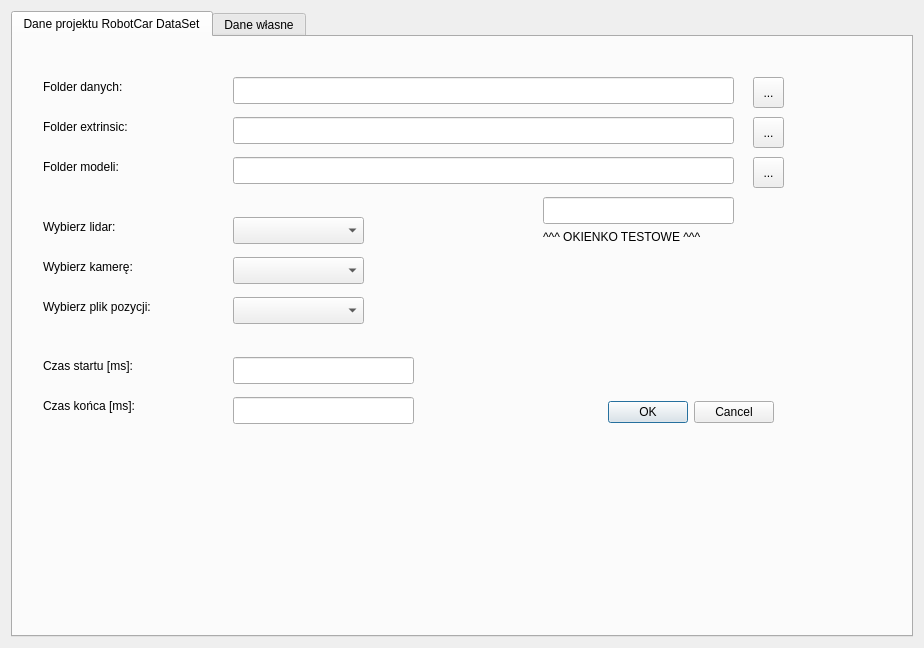
Qt form SelectDataWindowDesign.ui (ukito-pl/RobotCarDataSet-GUI-Python) before a commit.
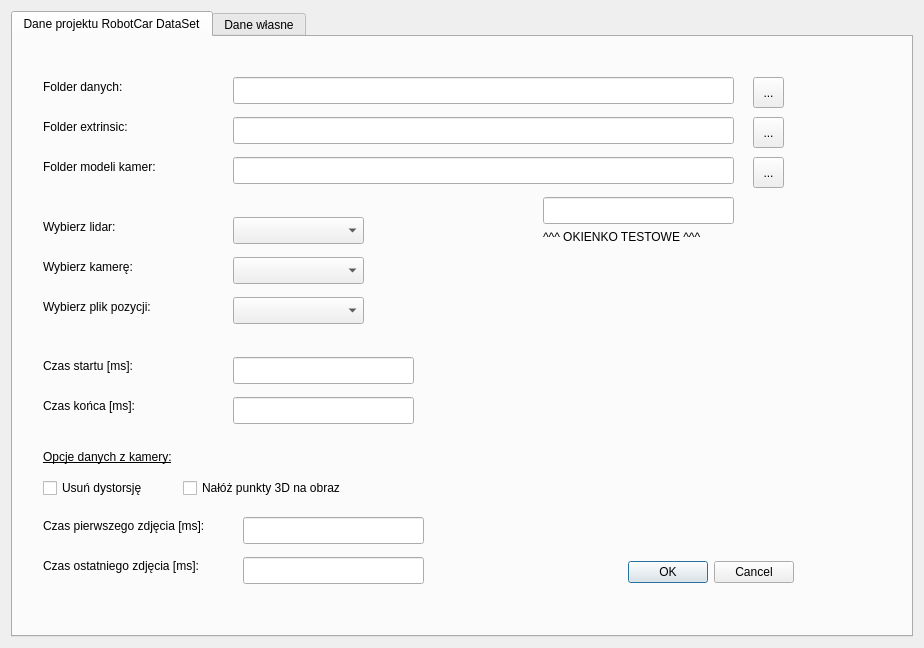
The same form after that commit. The open tabs and pages were chosen to show the change.

What changed in the file:
```diff
--- a/SelectDataWindowDesign.ui
+++ b/SelectDataWindowDesign.ui
@@ -38,8 +38,8 @@
        </property>
        <property name="geometry">
         <rect>
-         <x>580</x>
-         <y>360</y>
+         <x>600</x>
+         <y>520</y>
          <width>181</width>
          <height>31</height>
         </rect>
@@ -269,7 +269,7 @@
         </rect>
        </property>
        <property name="text">
-        <string>Folder modeli:</string>
+        <string>Folder modeli kamer:</string>
        </property>
       </widget>
       <widget class="QLineEdit" name="chooseExtrFolder">
@@ -391,6 +391,119 @@
         <string>^^^ OKIENKO TESTOWE ^^^</string>
        </property>
       </widget>
+      <widget class="QCheckBox" name="distortBox">
+       <property name="geometry">
+        <rect>
+         <x>30</x>
+         <y>440</y>
+         <width>141</width>
+         <height>22</height>
+        </rect>
+       </property>
+       <property name="text">
+        <string>Usuń dystorsję</string>
+       </property>
+      </widget>
+      <widget class="QCheckBox" name="pointToImageBox">
+       <property name="geometry">
+        <rect>
+         <x>170</x>
+         <y>440</y>
+         <width>211</width>
+         <height>22</height>
+        </rect>
+       </property>
+       <property name="text">
+        <string>Nałóż punkty 3D na obraz</string>
+       </property>
+      </widget>
+      <widget class="QLabel" name="label_16">
+       <property name="geometry">
+        <rect>
+         <x>30</x>
+         <y>410</y>
+         <width>171</width>
+         <height>20</height>
+        </rect>
+       </property>
+       <property name="font">
+        <font>
+         <weight>50</weight>
+         <bold>false</bold>
+         <underline>true</underline>
+        </font>
+       </property>
+       <property name="text">
+        <string>Opcje danych z kamery:</string>
+       </property>
+      </widget>
+      <widget class="QLineEdit" name="startTimeImg">
+       <property name="geometry">
+        <rect>
+         <x>230</x>
+         <y>480</y>
+         <width>181</width>
+         <height>27</height>
+        </rect>
+       </property>
+       <property name="toolTip">
+        <string>&lt;html&gt;&lt;head/&gt;&lt;body&gt;&lt;p&gt;Czas pierwszego zdjęcia do wyswietlenia, relatywny względem czasu pierwszego pomiaru z lidaru. &lt;/p&gt;&lt;/body&gt;&lt;/html&gt;</string>
+       </property>
+       <property name="whatsThis">
+        <string/>
+       </property>
+      </widget>
+      <widget class="QLabel" name="label_17">
+       <property name="geometry">
+        <rect>
+         <x>30</x>
+         <y>480</y>
+         <width>201</width>
+         <height>17</height>
+        </rect>
+       </property>
+       <property name="toolTip">
+        <string>Czas pierwszego zdjęcia do wyswietlenia, relatywny względem czasu pierwszego pomiaru z lidaru. </string>
+       </property>
+       <property name="whatsThis">
+        <string/>
+       </property>
+       <property name="accessibleDescription">
+        <string/>
+       </property>
+       <property name="text">
+        <string>Czas pierwszego zdjęcia [ms]:</string>
+       </property>
+      </widget>
+      <widget class="QLabel" name="label_18">
+       <property name="geometry">
+        <rect>
+         <x>30</x>
+         <y>520</y>
+         <width>201</width>
+         <height>17</height>
+        </rect>
+       </property>
+       <property name="toolTip">
+        <string>Czas ostatniego zdjęcia do wyswietlenia, relatywny względem czasu pierwszego pomiaru z lidaru. </string>
+       </property>
+       <property name="text">
+        <string>Czas ostatniego zdjęcia [ms]:</string>
+       </property>
+      </widget>
+      <widget class="QLineEdit" name="endTimeImg">
+       <property name="geometry">
+        <rect>
+         <x>230</x>
+         <y>520</y>
+         <width>181</width>
+         <height>27</height>
+        </rect>
+       </property>
+       <property name="toolTip">
+        <string>&lt;html&gt;&lt;head/&gt;&lt;body&gt;&lt;p&gt;Czas ostatniego zdjęcia do wyswietlenia, relatywny względem czasu pierwszego pomiaru z lidaru. &lt;/p&gt;&lt;/body&gt;&lt;/html&gt;</string>
+       </property>
+      </widget>
      </widget>
      <widget class="QWidget" name="tab_2">
       <attribute name="title">
```
Left out of the diff: 69 changed lines with no effect on the pictures.
